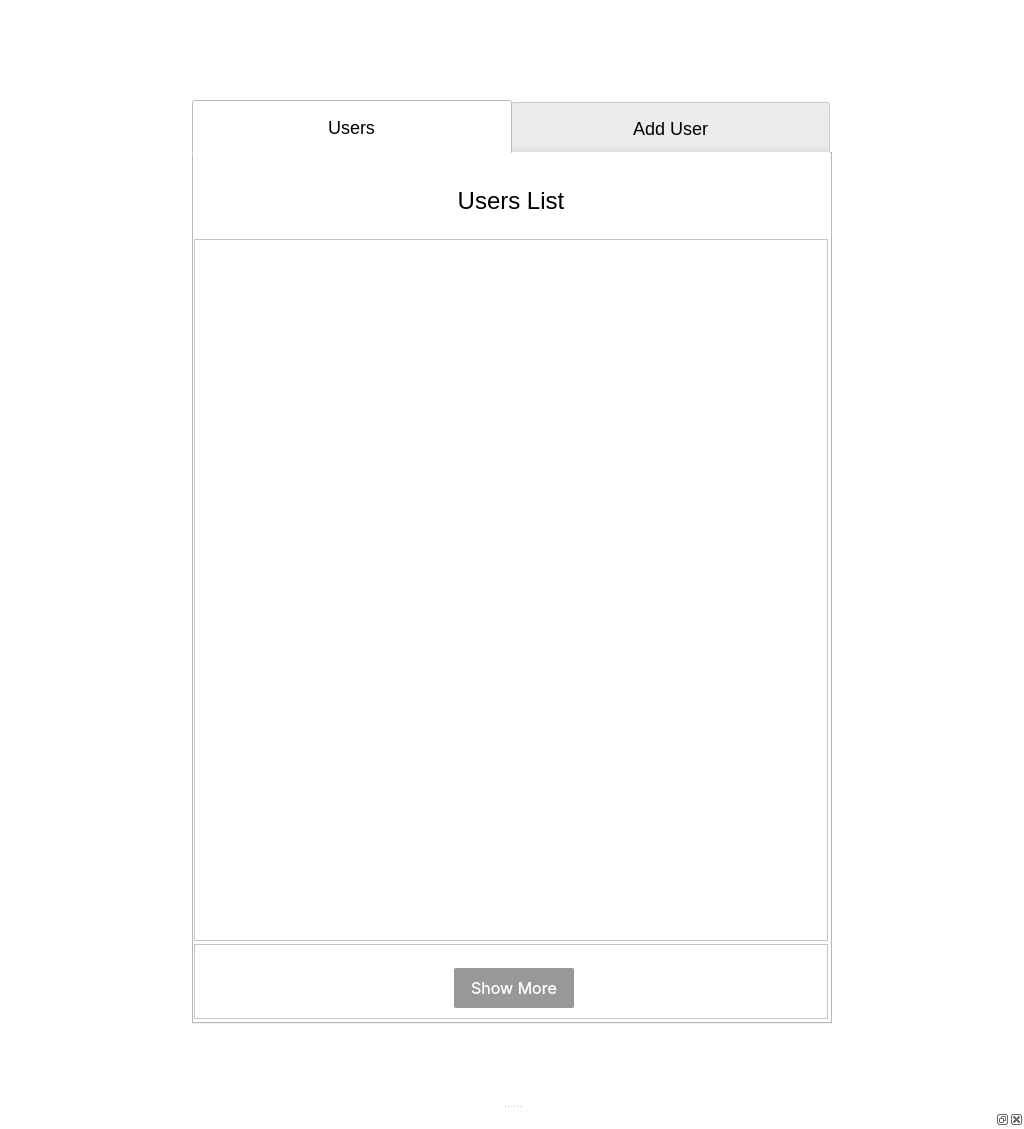
First picture: the form in mainwindow.ui, repository Yaroslav3947/APIProject, before the edit.
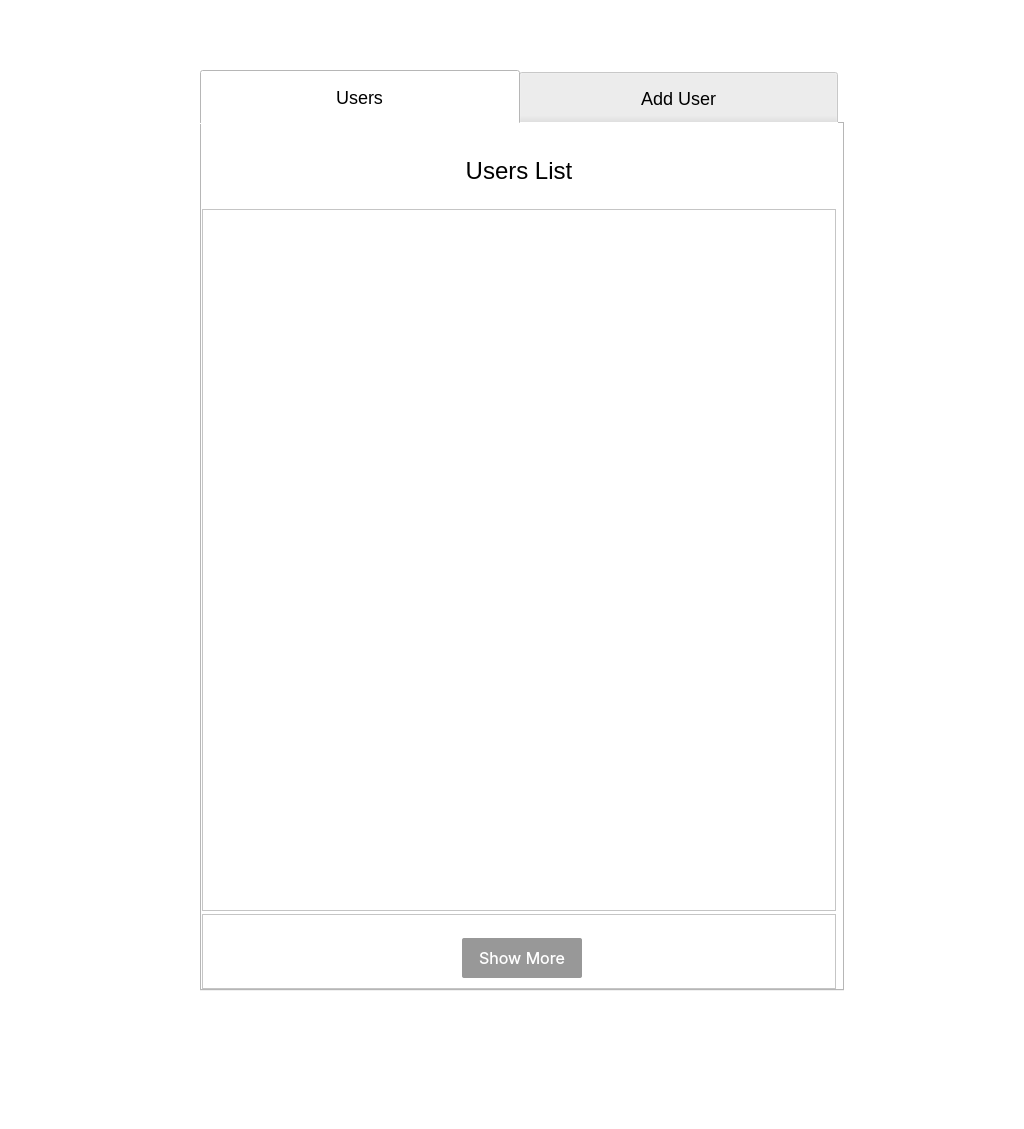
Second picture: the form after the edit. Icons and pictures are not drawn.

```diff
--- a/mainwindow.ui
+++ b/mainwindow.ui
@@ -17,15 +17,18 @@
    <string notr="true">background: #FFFFFF;</string>
   </property>
   <widget class="QWidget" name="centralwidget">
+   <widget class="QWidget" name="verticalLayoutWidget">
+    <property name="geometry">
+     <rect>
+      <x>200</x>
+      <y>70</y>
+      <width>644</width>
+      <height>921</height>
+     </rect>
+    </property>
+    <layout class="QVBoxLayout" name="verticalLayout">
+     <item>
    <widget class="QTabWidget" name="tabWidget">
-    <property name="geometry">
-     <rect>
-      <x>192</x>
-      <y>100</y>
-      <width>640</width>
-      <height>924</height>
-     </rect>
-    </property>
     <property name="styleSheet">
      <string notr="true">
 QTabWidget:tab-bar {
@@ -800,12 +803,9 @@
      </widget>
     </widget>
    </widget>
-  </widget>
-  <widget class="QDockWidget" name="dockWidget">
-   <attribute name="dockWidgetArea">
-    <number>8</number>
-   </attribute>
-   <widget class="QWidget" name="dockWidgetContents"/>
+     </item>
+    </layout>
+   </widget>
   </widget>
  </widget>
  <resources>
```
Lines whose indentation alone changed are shown as unchanged.
